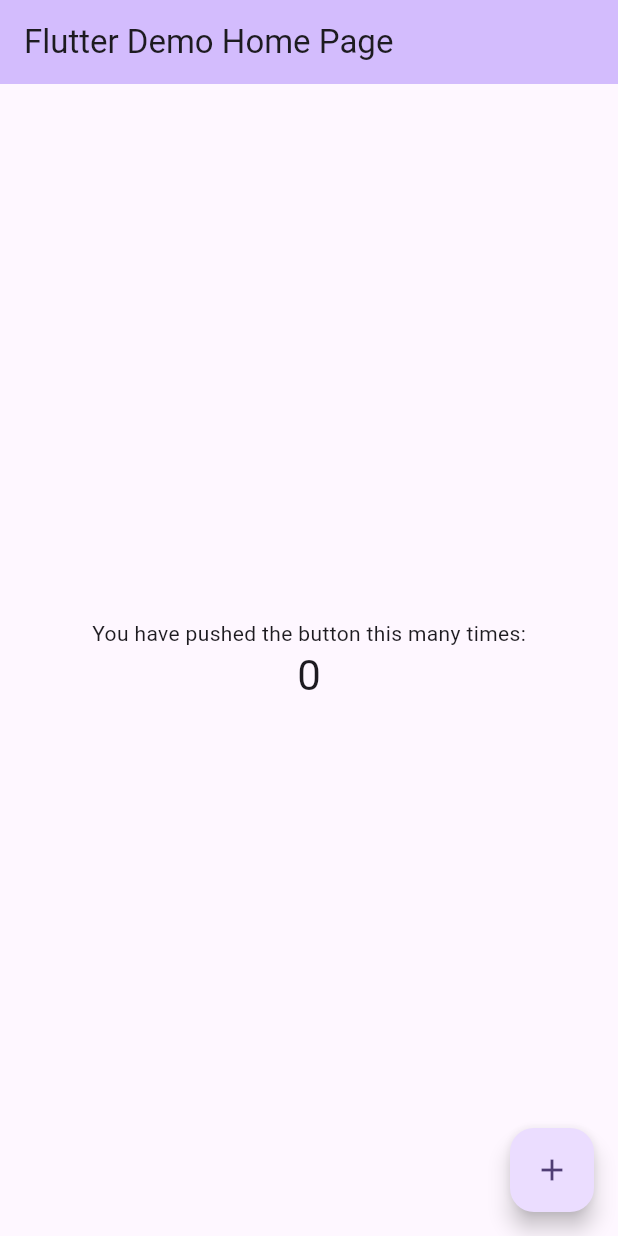
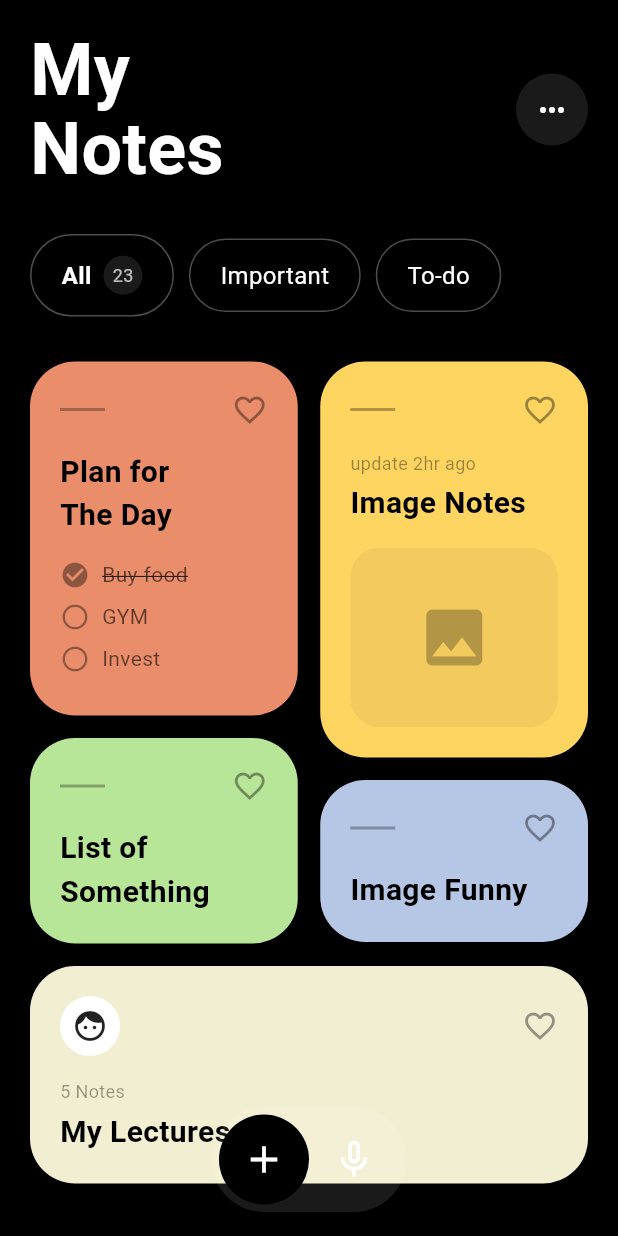
Before and after one commit to afnanahmadtariq/Simple-Notes, a Flutter app: the screen it shows after launch, on a phone screen of 412 x 824 dp. Run offline on Flutter 3.47's test engine with Material 3 defaults, Android fonts, the phone set to English and light mode, and no system bars.

Commit message:
Add home and note detail screens with release workflow
Introduced HomeScreen and NoteDetailScreen for the notes app, providing a custom UI for listing and viewing notes. Updated main.dart to use HomeScreen as the entry point and removed boilerplate counter code. Added a GitHub Actions workflow for automated release management, including version tagging and APK build steps.

```diff
--- /dev/null
+++ b/lib/home_screen.dart
@@ -0,0 +1,313 @@
+import 'package:flutter/material.dart';
+import 'note_detail_screen.dart';
+
+class HomeScreen extends StatelessWidget {
+  const HomeScreen({super.key});
+
+  @override
+  Widget build(BuildContext context) {
+    return Scaffold(
+      backgroundColor: Colors.black,
+      body: SafeArea(
+        child: Padding(
+          padding: const EdgeInsets.symmetric(horizontal: 20.0),
+          child: Column(
+            crossAxisAlignment: CrossAxisAlignment.start,
+            children: [
+              const SizedBox(height: 20),
+              Row(
+                mainAxisAlignment: MainAxisAlignment.spaceBetween,
+                children: [
+                  const Text(
+                    'My\nNotes',
+                    style: TextStyle(
+                      color: Colors.white,
+                      fontSize: 48,
+                      fontWeight: FontWeight.bold,
+                      height: 1.1,
+                    ),
+                  ),
+                  Container(
+                    padding: const EdgeInsets.all(12),
+                    decoration: BoxDecoration(
+                      color: Colors.white.withOpacity(0.1),
+                      shape: BoxShape.circle,
+                    ),
+                    child: const Icon(Icons.more_horiz, color: Colors.white),
+                  ),
+                ],
+              ),
+              const SizedBox(height: 30),
+              SingleChildScrollView(
+                scrollDirection: Axis.horizontal,
+                child: Row(
+                  children: [
+                    _buildCategoryChip('All', '23', true),
+                    const SizedBox(width: 10),
+                    _buildCategoryChip('Important', null, false),
+                    const SizedBox(width: 10),
+                    _buildCategoryChip('To-do', null, false),
+                  ],
+                ),
+              ),
+              const SizedBox(height: 30),
+              Expanded(
+                child: MasonryGrid(),
+              ),
+            ],
+          ),
+        ),
+      ),
+      floatingActionButtonLocation: FloatingActionButtonLocation.centerFloat,
+      floatingActionButton: _buildCustomFAB(),
+    );
+  }
+
+  Widget _buildCategoryChip(String label, String? count, bool isSelected) {
+    return Container(
+      padding: const EdgeInsets.symmetric(horizontal: 20, vertical: 12),
+      decoration: BoxDecoration(
+        color: isSelected ? Colors.transparent : Colors.transparent,
+        borderRadius: BorderRadius.circular(30),
+        border: Border.all(color: Colors.white.withOpacity(0.3)),
+      ),
+      child: Row(
+        children: [
+          Text(
+            label,
+            style: TextStyle(
+              color: Colors.white,
+              fontSize: 16,
+              fontWeight: isSelected ? FontWeight.bold : FontWeight.normal,
+            ),
+          ),
+          if (count != null) ...[
+            const SizedBox(width: 8),
+            Container(
+              padding: const EdgeInsets.all(6),
+              decoration: BoxDecoration(
+                color: Colors.white.withOpacity(0.1),
+                shape: BoxShape.circle,
+              ),
+              child: Text(
+                count,
+                style: const TextStyle(color: Colors.white70, fontSize: 12),
+              ),
+            ),
+          ],
+        ],
+      ),
+    );
+  }
+
+  Widget _buildCustomFAB() {
+    return Container(
+      height: 70,
+      margin: const EdgeInsets.symmetric(horizontal: 40),
+      decoration: BoxDecoration(
+        color: Colors.white.withOpacity(0.1),
+        borderRadius: BorderRadius.circular(40),
+      ),
+      child: Row(
+        mainAxisSize: MainAxisSize.min,
+        children: [
+          Container(
+            width: 60,
+            height: 60,
+            margin: const EdgeInsets.all(5),
+            decoration: const BoxDecoration(
+              color: Colors.black,
+              shape: BoxShape.circle,
+            ),
+            child: const Icon(Icons.add, color: Colors.white, size: 30),
+          ),
+          const SizedBox(width: 10),
+          const Icon(Icons.mic_none, color: Colors.white, size: 30),
+          const SizedBox(width: 20),
+        ],
+      ),
+    );
+  }
+}
+
+class MasonryGrid extends StatelessWidget {
+  @override
+  Widget build(BuildContext context) {
+    return SingleChildScrollView(
+      child: Column(
+        children: [
+          Row(
+            crossAxisAlignment: CrossAxisAlignment.start,
+            children: [
+              Expanded(
+                child: Column(
+                  children: [
+                    _NoteCard(
+                      title: 'Plan for\nThe Day',
+                      color: const Color(0xFFE98D6A),
+                      items: ['Buy food', 'GYM', 'Invest'],
+                      isChecklist: true,
+                    ),
+                    const SizedBox(height: 15),
+                    _NoteCard(
+                      title: 'List of Something',
+                      color: const Color(0xFFB8E698),
+                    ),
+                  ],
+                ),
+              ),
+              const SizedBox(width: 15),
+              Expanded(
+                child: Column(
+                  children: [
+                    _NoteCard(
+                      title: 'Image Notes',
+                      subtitle: 'update 2hr ago',
+                      color: const Color(0xFFFFD562),
+                      hasImage: true,
+                    ),
+                    const SizedBox(height: 15),
+                    _NoteCard(
+                      title: 'Image Funny',
+                      color: const Color(0xFFB6C7E6),
+                    ),
+                  ],
+                ),
+              ),
+            ],
+          ),
+          const SizedBox(height: 15),
+          GestureDetector(
+            onTap: () {
+              Navigator.push(
+                context,
+                MaterialPageRoute(builder: (context) => const NoteDetailScreen()),
+              );
+            },
+            child: _NoteCard(
+              title: 'My Lectures',
+              subtitle: '5 Notes',
+              color: const Color(0xFFF2EED1),
+              isWide: true,
+              icon: Icons.face,
+            ),
+          ),
+        ],
+      ),
+    );
+  }
+}
+
+class _NoteCard extends StatelessWidget {
+  final String title;
+  final String? subtitle;
+  final Color color;
+  final bool isChecklist;
+  final List<String>? items;
+  final bool hasImage;
+  final bool isWide;
+  final IconData? icon;
+
+  const _NoteCard({
+    required this.title,
+    this.subtitle,
+    required this.color,
+    this.isChecklist = false,
+    this.items,
+    this.hasImage = false,
+    this.isWide = false,
+    this.icon,
+  });
+
+  @override
+  Widget build(BuildContext context) {
+    return Container(
+      width: double.infinity,
+      padding: const EdgeInsets.all(20),
+      decoration: BoxDecoration(
+        color: color,
+        borderRadius: BorderRadius.circular(30),
+      ),
+      child: Column(
+        crossAxisAlignment: CrossAxisAlignment.start,
+        children: [
+          Row(
+            mainAxisAlignment: MainAxisAlignment.spaceBetween,
+            children: [
+              if (icon != null)
+                Container(
+                  padding: const EdgeInsets.all(8),
+                  decoration: const BoxDecoration(
+                    color: Colors.white,
+                    shape: BoxShape.circle,
+                  ),
+                  child: Icon(icon, size: 24),
+                )
+              else
+                Container(
+                  width: 30,
+                  height: 2,
+                  color: Colors.black.withOpacity(0.3),
+                ),
+              Icon(Icons.favorite_border, color: Colors.black.withOpacity(0.4)),
+            ],
+          ),
+          const SizedBox(height: 15),
+          if (subtitle != null) ...[
+            Text(
+              subtitle!,
+              style: TextStyle(
+                color: Colors.black.withOpacity(0.4),
+                fontSize: 12,
+              ),
+            ),
+            const SizedBox(height: 4),
+          ],
+          Text(
+            title,
+            style: const TextStyle(
+              color: Colors.black,
+              fontSize: 20,
+              fontWeight: FontWeight.bold,
+            ),
+          ),
+          if (isChecklist && items != null) ...[
+            const SizedBox(height: 15),
+            ...items!.map((item) => Padding(
+                  padding: const EdgeInsets.only(bottom: 8.0),
+                  child: Row(
+                    children: [
+                      Icon(
+                        item == 'Buy food' ? Icons.check_circle : Icons.circle_outlined,
+                        size: 20,
+                        color: Colors.black.withOpacity(0.4),
+                      ),
+                      const SizedBox(width: 8),
+                      Text(
+                        item,
+                        style: TextStyle(
+                          decoration: item == 'Buy food' ? TextDecoration.lineThrough : null,
+                          color: Colors.black.withOpacity(0.6),
+                        ),
+                      ),
+                    ],
+                  ),
+                )),
+          ],
+          if (hasImage) ...[
+            const SizedBox(height: 15),
+            ClipRRect(
+              borderRadius: BorderRadius.circular(20),
+              child: Container(
+                height: 120,
+                width: double.infinity,
+                color: Colors.black.withOpacity(0.05),
+                child: const Icon(Icons.image, size: 50, color: Colors.black26),
+              ),
+            ),
+          ],
+        ],
+      ),
+    );
+  }
+}
--- a/lib/main.dart
+++ b/lib/main.dart
@@ -1,4 +1,5 @@
 import 'package:flutter/material.dart';
+import 'home_screen.dart';
 
 void main() {
   runApp(const MyApp());
@@ -7,116 +8,16 @@ void main() {
 class MyApp extends StatelessWidget {
   const MyApp({super.key});
 
-  // This widget is the root of your application.
   @override
   Widget build(BuildContext context) {
     return MaterialApp(
-      title: 'Flutter Demo',
+      title: 'Simple Notes',
+      debugShowCheckedModeBanner: false,
       theme: ThemeData(
-        // This is the theme of your application.
-        //
-        // TRY THIS: Try running your application with "flutter run". You'll see
-        // the application has a purple toolbar. Then, without quitting the app,
-        // try changing the seedColor in the colorScheme below to Colors.green
-        // and then invoke "hot reload" (save your changes or press the "hot
-        // reload" button in a Flutter-supported IDE, or press "r" if you used
-        // the command line to start the app).
-        //
-        // Notice that the counter didn't reset back to zero; the application
-        // state is not lost during the reload. To reset the state, use hot
-        // restart instead.
-        //
-        // This works for code too, not just values: Most code changes can be
-        // tested with just a hot reload.
-        colorScheme: .fromSeed(seedColor: Colors.deepPurple),
+        colorScheme: ColorScheme.fromSeed(seedColor: Colors.deepPurple),
+        useMaterial3: true,
       ),
-      home: const MyHomePage(title: 'Flutter Demo Home Page'),
+      home: const HomeScreen(),
     );
   }
 }
-
-class MyHomePage extends StatefulWidget {
-  const MyHomePage({super.key, required this.title});
-
-  // This widget is the home page of your application. It is stateful, meaning
-  // that it has a State object (defined below) that contains fields that affect
-  // how it looks.
-
-  // This class is the configuration for the state. It holds the values (in this
-  // case the title) provided by the parent (in this case the App widget) and
-  // used by the build method of the State. Fields in a Widget subclass are
-  // always marked "final".
-
-  final String title;
-
-  @override
-  State<MyHomePage> createState() => _MyHomePageState();
-}
-
-class _MyHomePageState extends State<MyHomePage> {
-  int _counter = 0;
-
-  void _incrementCounter() {
-    setState(() {
-      // This call to setState tells the Flutter framework that something has
-      // changed in this State, which causes it to rerun the build method below
-      // so that the display can reflect the updated values. If we changed
-      // _counter without calling setState(), then the build method would not be
-      // called again, and so nothing would appear to happen.
-      _counter++;
-    });
-  }
-
-  @override
-  Widget build(BuildContext context) {
-    // This method is rerun every time setState is called, for instance as done
-    // by the _incrementCounter method above.
-    //
-    // The Flutter framework has been optimized to make rerunning build methods
-    // fast, so that you can just rebuild anything that needs updating rather
-    // than having to individually change instances of widgets.
-    return Scaffold(
-      appBar: AppBar(
-        // TRY THIS: Try changing the color here to a specific color (to
-        // Colors.amber, perhaps?) and trigger a hot reload to see the AppBar
-        // change color while the other colors stay the same.
-        backgroundColor: Theme.of(context).colorScheme.inversePrimary,
-        // Here we take the value from the MyHomePage object that was created by
-        // the App.build method, and use it to set our appbar title.
-        title: Text(widget.title),
-      ),
-      body: Center(
-        // Center is a layout widget. It takes a single child and positions it
-        // in the middle of the parent.
-        child: Column(
-          // Column is also a layout widget. It takes a list of children and
-          // arranges them vertically. By default, it sizes itself to fit its
-          // children horizontally, and tries to be as tall as its parent.
-          //
-          // Column has various properties to control how it sizes itself and
-          // how it positions its children. Here we use mainAxisAlignment to
-          // center the children vertically; the main axis here is the vertical
-          // axis because Columns are vertical (the cross axis would be
-          // horizontal).
-          //
-          // TRY THIS: Invoke "debug painting" (choose the "Toggle Debug Paint"
-          // action in the IDE, or press "p" in the console), to see the
-          // wireframe for each widget.
-          mainAxisAlignment: .center,
-          children: [
-            const Text('You have pushed the button this many times:'),
-            Text(
-              '$_counter',
-              style: Theme.of(context).textTheme.headlineMedium,
-            ),
-          ],
-        ),
-      ),
-      floatingActionButton: FloatingActionButton(
-        onPressed: _incrementCounter,
-        tooltip: 'Increment',
-        child: const Icon(Icons.add),
-      ),
-    );
-  }
-}
```
Also changed, not shown: lib/note_detail_screen.dart (added, +197 -0 lines), 1 other file.
